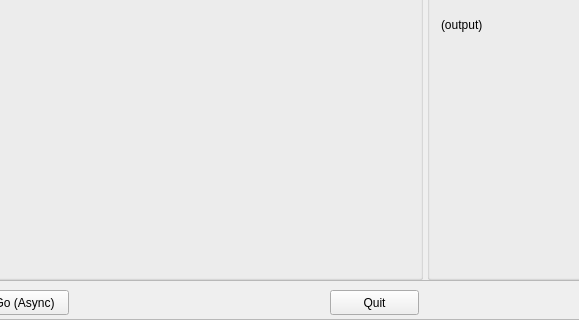
The window that mainwindow.ui (topic-embedded-products/dyplo-qt-image-demo) describes before a commit, drawn with Qt 5; both pictures show x 130 to 709 and y 247 to 567 of the 1110 by 567 pixel window.
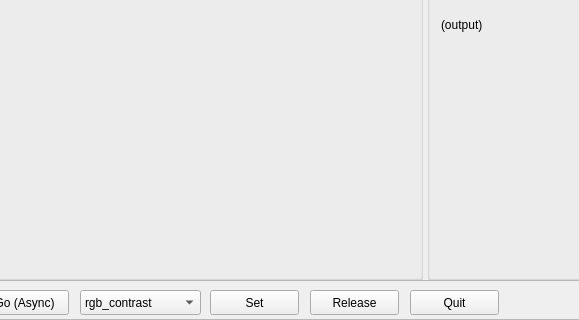
The same window after the commit. Icons and pictures are not drawn.

Commit message:
Add filter choice and allow to release resources
"Sync" now does all in one

Add buttons to choose filter and run it

What changed in the file:
```diff
--- a/mainwindow.ui
+++ b/mainwindow.ui
@@ -113,7 +113,7 @@
         <widget class="QPushButton" name="pbQuit">
          <property name="geometry">
           <rect>
-           <x>460</x>
+           <x>540</x>
            <y>10</y>
            <width>89</width>
            <height>25</height>
@@ -136,6 +136,67 @@
           <string>Go (Async)</string>
          </property>
         </widget>
+        <widget class="QPushButton" name="pbSet">
+         <property name="geometry">
+          <rect>
+           <x>340</x>
+           <y>10</y>
+           <width>89</width>
+           <height>25</height>
+          </rect>
+         </property>
+         <property name="text">
+          <string>Set</string>
+         </property>
+        </widget>
+        <widget class="QPushButton" name="pbRelease">
+         <property name="geometry">
+          <rect>
+           <x>440</x>
+           <y>10</y>
+           <width>89</width>
+           <height>25</height>
+          </rect>
+         </property>
+         <property name="text">
+          <string>Release</string>
+         </property>
+        </widget>
+        <widget class="QComboBox" name="cbFilter">
+         <property name="geometry">
+          <rect>
+           <x>210</x>
+           <y>10</y>
+           <width>121</width>
+           <height>25</height>
+          </rect>
+         </property>
+         <item>
+          <property name="text">
+           <string>rgb_contrast</string>
+          </property>
+         </item>
+         <item>
+          <property name="text">
+           <string>rgb_grayscale</string>
+          </property>
+         </item>
+         <item>
+          <property name="text">
+           <string>rgb_treshold</string>
+          </property>
+         </item>
+         <item>
+          <property name="text">
+           <string>contrast</string>
+          </property>
+         </item>
+         <item>
+          <property name="text">
+           <string>non-existent</string>
+          </property>
+         </item>
+        </widget>
        </widget>
       </item>
      </layout>
```
The commit also changes 4 other files.
